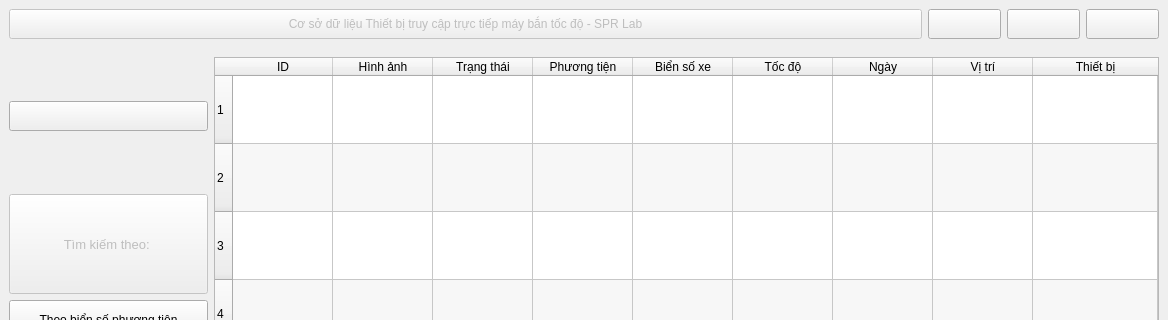
The window that new_search.ui (holy36/SPEEDCAM) describes before a commit, drawn with Qt 5; both pictures show x 0 to 1168 and y 0 to 320 of the 1168 by 807 pixel window.
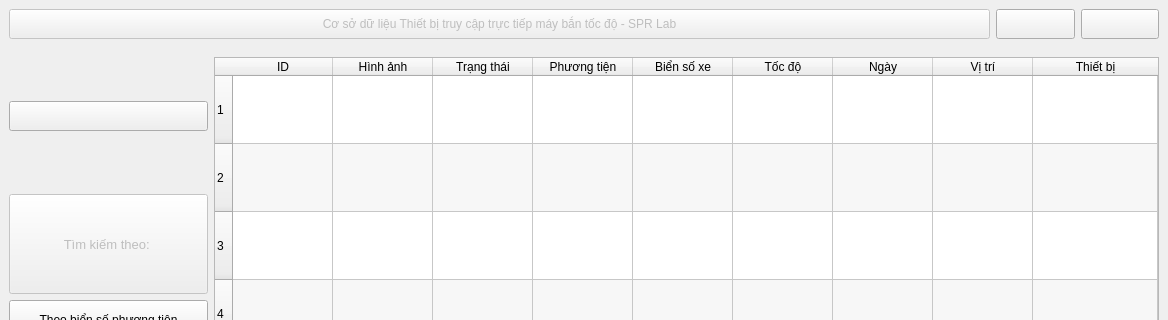
The same window after the commit.

Patch:
```diff
--- a/new_search.ui
+++ b/new_search.ui
@@ -21,7 +21,7 @@
        <number>0</number>
       </property>
       <item>
-       <layout class="QHBoxLayout" name="horizontalLayout_2" stretch="25,2,2,2">
+       <layout class="QHBoxLayout" name="horizontalLayout_2" stretch="25,2,2">
         <item>
          <widget class="QPushButton" name="bgroundsearch">
           <property name="enabled">
@@ -64,19 +64,6 @@
           </property>
          </widget>
         </item>
-        <item>
-         <widget class="QPushButton" name="quitbuttonsearch">
-          <property name="minimumSize">
-           <size>
-            <width>40</width>
-            <height>30</height>
-           </size>
-          </property>
-          <property name="text">
-           <string/>
-          </property>
-         </widget>
-        </item>
        </layout>
       </item>
       <item>
```
